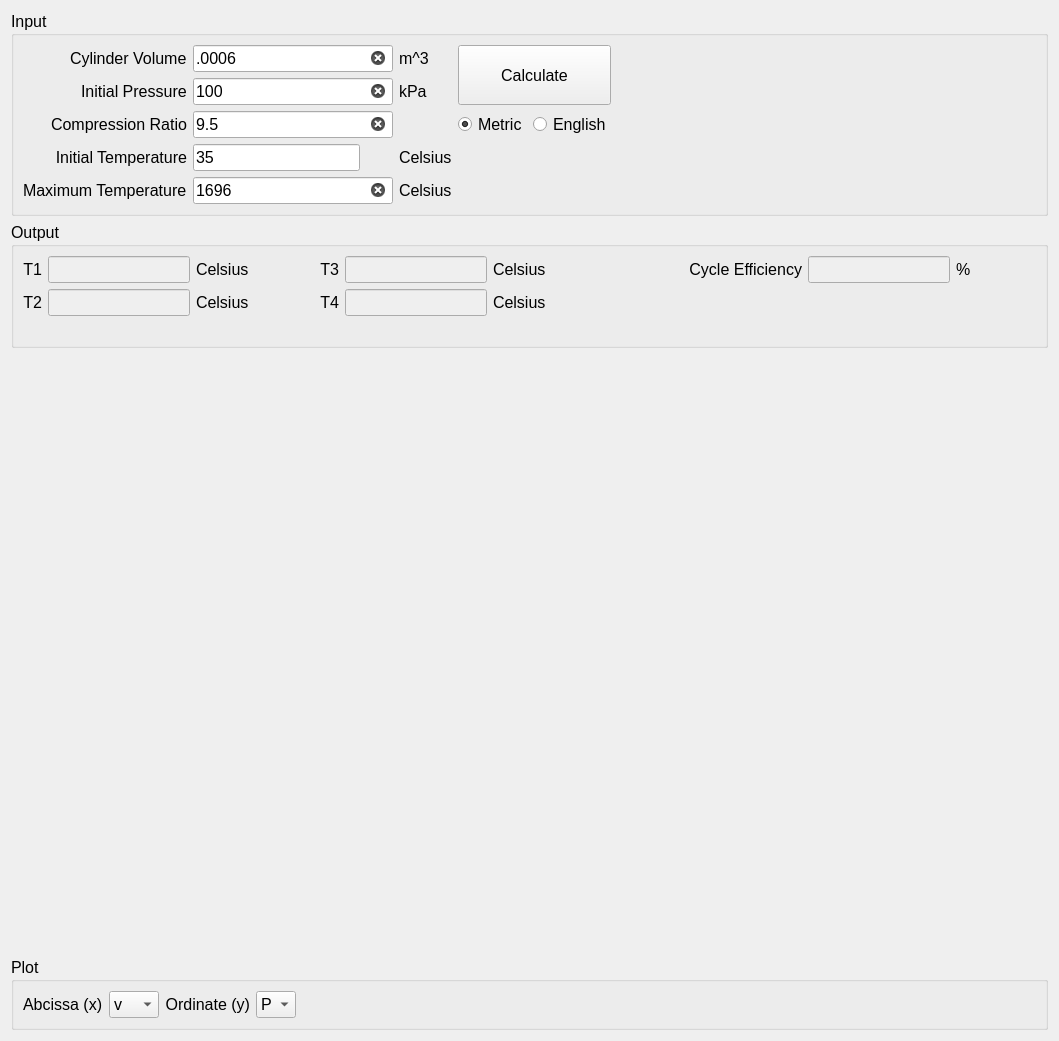
Old version of the form EXF/Problem3/OttoCycle_GUI.ui in the repository RyanHiatt/Becca_HW.
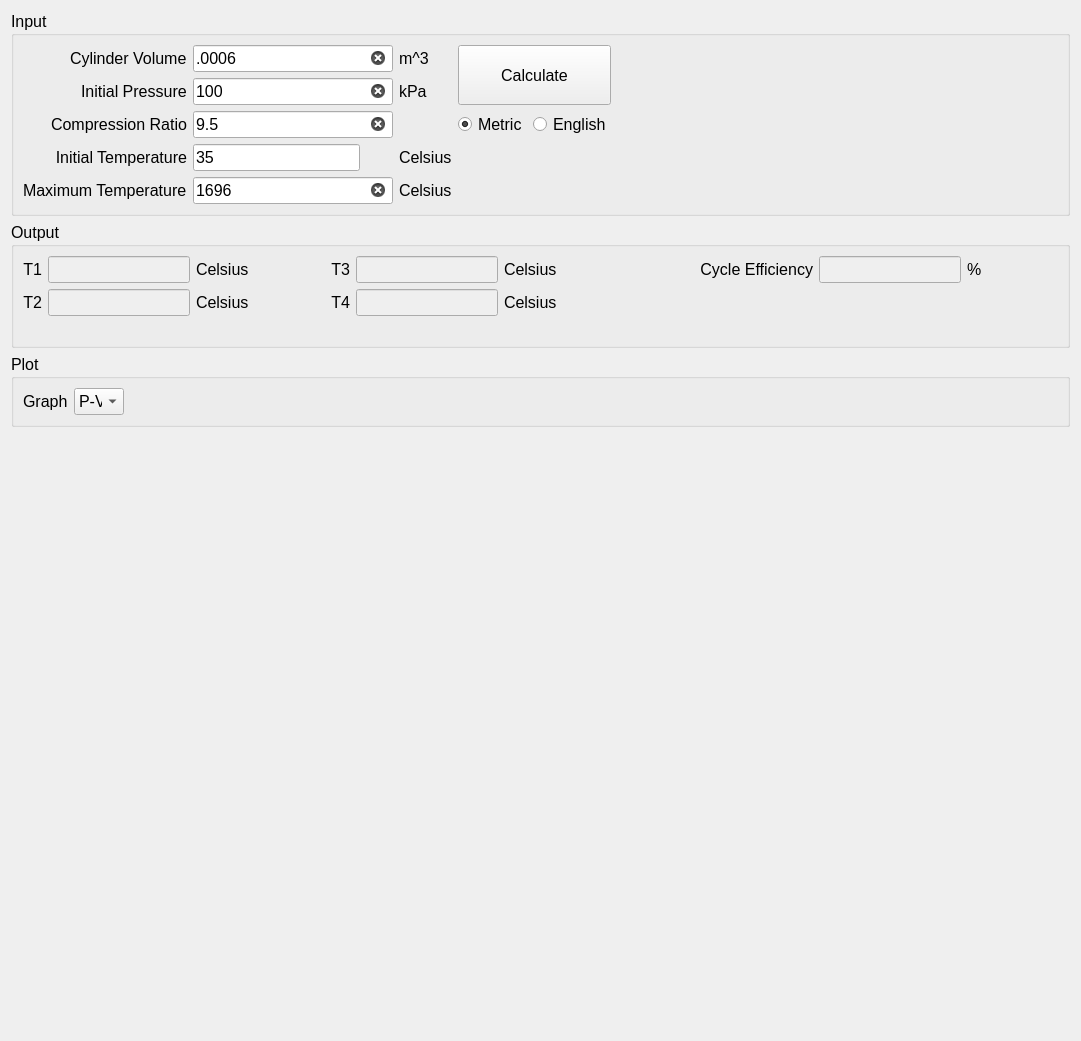
New version of the form.

Diff of the .ui file:
```diff
--- a/EXF/Problem3/OttoCycle_GUI.ui
+++ b/EXF/Problem3/OttoCycle_GUI.ui
@@ -6,7 +6,7 @@
    <rect>
     <x>0</x>
     <y>0</y>
-    <width>1059</width>
+    <width>1081</width>
     <height>1041</height>
    </rect>
   </property>
@@ -833,19 +833,6 @@
      </layout>
     </widget>
    </item>
-   <item>
-    <spacer name="verticalSpacer">
-     <property name="orientation">
-      <enum>Qt::Vertical</enum>
-     </property>
-     <property name="sizeHint" stdset="0">
-      <size>
-       <width>20</width>
-       <height>40</height>
-      </size>
-     </property>
-    </spacer>
-   </item>
    <item>
     <widget class="QGroupBox" name="gb_Plot">
      <property name="sizePolicy">
@@ -863,94 +850,6 @@
       <string>Plot</string>
      </property>
      <layout class="QGridLayout" name="grid_Plot">
-      <item row="0" column="1">
-       <widget class="QComboBox" name="cmb_Xaxis">
-        <property name="sizePolicy">
-         <sizepolicy hsizetype="MinimumExpanding" vsizetype="Fixed">
-          <horstretch>0</horstretch>
-          <verstretch>0</verstretch>
-         </sizepolicy>
-        </property>
-        <property name="maximumSize">
-         <size>
-          <width>50</width>
-          <height>16777215</height>
-         </size>
-        </property>
-        <property name="currentIndex">
-         <number>0</number>
-        </property>
-        <item>
-         <property name="text">
-          <string>v</string>
-         </property>
-        </item>
-        <item>
-         <property name="text">
-          <string>P</string>
-         </property>
-        </item>
-        <item>
-         <property name="text">
-          <string>T</string>
-         </property>
-        </item>
-        <item>
-         <property name="text">
-          <string>s</string>
-         </property>
-        </item>
-       </widget>
-      </item>
-      <item row="0" column="3">
-       <widget class="QComboBox" name="cmb_Yaxis">
-        <property name="maximumSize">
-         <size>
-          <width>50</width>
-          <height>16777215</height>
-         </size>
-        </property>
-        <property name="currentIndex">
-         <number>0</number>
-        </property>
-        <item>
-         <property name="text">
-          <string>P</string>
-         </property>
-        </item>
-        <item>
-         <property name="text">
-          <string>v</string>
-         </property>
-        </item>
-        <item>
-         <property name="text">
-          <string>T</string>
-         </property>
-        </item>
-        <item>
-         <property name="text">
-          <string>s</string>
-         </property>
-        </item>
-       </widget>
-      </item>
-      <item row="0" column="2">
-       <widget class="QLabel" name="lbl_Ordinate">
-        <property name="maximumSize">
-         <size>
-          <width>150</width>
-          <height>16777215</height>
-         </size>
-        </property>
-        <property name="text">
-         <string>Ordinate (y)</string>
-        </property>
-        <property name="alignment">
-         <set>Qt::AlignRight|Qt::AlignTrailing|Qt::AlignVCenter</set>
-        </property>
-       </widget>
-      </item>
       <item row="0" column="0">
        <widget class="QLabel" name="lbl_Abcissa">
         <property name="maximumSize">
@@ -960,11 +859,40 @@
          </size>
         </property>
         <property name="text">
-         <string>Abcissa (x)</string>
+         <string>Graph</string>
         </property>
        </widget>
       </item>
-      <item row="0" column="4">
+      <item row="0" column="1">
+       <widget class="QComboBox" name="cmb_graph">
+        <property name="sizePolicy">
+         <sizepolicy hsizetype="MinimumExpanding" vsizetype="Fixed">
+          <horstretch>0</horstretch>
+          <verstretch>0</verstretch>
+         </sizepolicy>
+        </property>
+        <property name="maximumSize">
+         <size>
+          <width>50</width>
+          <height>16777215</height>
+         </size>
+        </property>
+        <property name="currentIndex">
+         <number>0</number>
+        </property>
+        <item>
+         <property name="text">
+          <string>P-V</string>
+         </property>
+        </item>
+        <item>
+         <property name="text">
+          <string>T-S</string>
+         </property>
+        </item>
+       </widget>
+      </item>
+      <item row="0" column="2">
        <spacer name="horizontalSpacer">
         <property name="orientation">
          <enum>Qt::Horizontal</enum>
@@ -980,6 +908,19 @@
      </layout>
     </widget>
    </item>
+   <item>
+    <spacer name="verticalSpacer">
+     <property name="orientation">
+      <enum>Qt::Vertical</enum>
+     </property>
+     <property name="sizeHint" stdset="0">
+      <size>
+       <width>20</width>
+       <height>40</height>
+      </size>
+     </property>
+    </spacer>
+   </item>
   </layout>
  </widget>
  <resources/>
```
